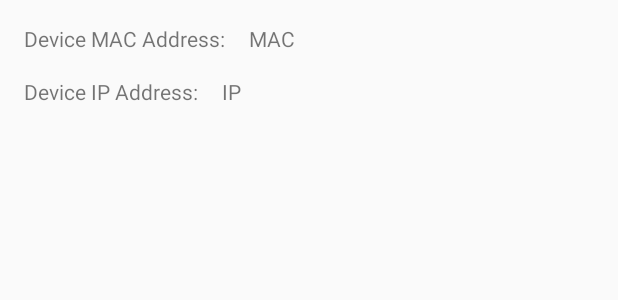
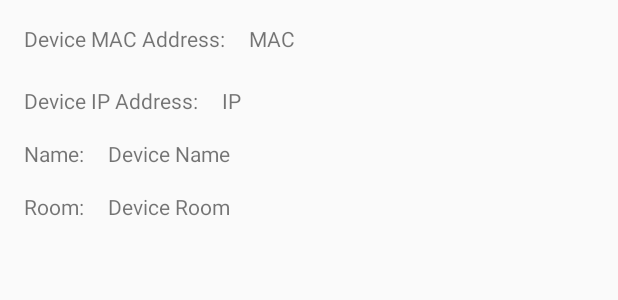
Before and after one commit to decentralised-home-automation-protocol/DHAP-Android, an Android app: the layout discovered_device_view.xml on its own in the app's theme, with its tools: preview values and no code run, on a phone screen of 412 x 824 dp. Shown: the top 300 px of the screen. Run offline under Robolectric (Android 15) with nearby library versions, the phone set to English and light mode, and no system bars; network calls fail.

```diff
--- a/app/src/main/java/me/aidengaripoli/dhapexample/DiscoveredDeviceAdapter.java
+++ b/app/src/main/java/me/aidengaripoli/dhapexample/DiscoveredDeviceAdapter.java
@@ -62,17 +62,23 @@ public class DiscoveredDeviceAdapter extends
 
         private TextView MACAddress;
         private TextView ipAddress;
+        private TextView name;
+        private TextView room;
 
         public DiscoveredDeviceViewHolder(@NonNull View itemView) {
             super(itemView);
 
             MACAddress = itemView.findViewById(R.id.text_view_device_mac);
             ipAddress = itemView.findViewById(R.id.text_view_device_ip);
+            name = itemView.findViewById(R.id.text_view_device_name);
+            room = itemView.findViewById(R.id.text_view_device_room);
         }
 
         public void bind(Device device) {
             MACAddress.setText(device.getMacAddress());
             ipAddress.setText(device.getIpAddress().toString());
+            name.setText(device.getName());
+            room.setText(device.getRoom());
         }
     }
 
--- a/app/src/main/res/layout/discovered_device_view.xml
+++ b/app/src/main/res/layout/discovered_device_view.xml
@@ -1,6 +1,5 @@
 <?xml version="1.0" encoding="utf-8"?>
-<androidx.constraintlayout.widget.ConstraintLayout
-    xmlns:android="http://schemas.android.com/apk/res/android"
+<androidx.constraintlayout.widget.ConstraintLayout xmlns:android="http://schemas.android.com/apk/res/android"
     xmlns:app="http://schemas.android.com/apk/res-auto"
     android:layout_width="match_parent"
     android:layout_height="wrap_content">
@@ -25,7 +24,8 @@
         android:text="@string/discovered_device_ip"
         app:layout_constraintBottom_toBottomOf="parent"
         app:layout_constraintStart_toStartOf="parent"
-        app:layout_constraintTop_toBottomOf="@+id/textView11" />
+        app:layout_constraintTop_toBottomOf="@+id/textView11"
+        app:layout_constraintVertical_bias="0.095" />
 
     <TextView
         android:id="@+id/text_view_device_mac"
@@ -45,4 +45,45 @@
         app:layout_constraintBaseline_toBaselineOf="@+id/textView12"
         app:layout_constraintStart_toEndOf="@+id/textView12" />
 
+    <TextView
+        android:id="@+id/textView2"
+        android:layout_width="wrap_content"
+        android:layout_height="wrap_content"
+        android:layout_marginStart="16dp"
+        android:layout_marginTop="16dp"
+        android:text="@string/name"
+        app:layout_constraintStart_toStartOf="parent"
+        app:layout_constraintTop_toBottomOf="@+id/textView12" />
+
+    <TextView
+        android:id="@+id/textView3"
+        android:layout_width="wrap_content"
+        android:layout_height="wrap_content"
+        android:layout_marginStart="16dp"
+        android:layout_marginTop="16dp"
+        android:layout_marginBottom="16dp"
+        android:text="@string/room"
+        app:layout_constraintStart_toStartOf="parent"
+        app:layout_constraintTop_toBottomOf="@+id/textView2" />
+
+    <TextView
+        android:id="@+id/text_view_device_name"
+        android:layout_width="wrap_content"
+        android:layout_height="wrap_content"
+        android:layout_marginStart="16dp"
+        android:layout_marginTop="16dp"
+        android:text="Device Name"
+        app:layout_constraintStart_toEndOf="@+id/textView2"
+        app:layout_constraintTop_toBottomOf="@+id/text_view_device_ip" />
+
+    <TextView
+        android:id="@+id/text_view_device_room"
+        android:layout_width="wrap_content"
+        android:layout_height="wrap_content"
+        android:layout_marginStart="16dp"
+        android:layout_marginTop="16dp"
+        android:text="Device Room"
+        app:layout_constraintStart_toEndOf="@+id/textView3"
+        app:layout_constraintTop_toBottomOf="@+id/text_view_device_name" />
+
 </androidx.constraintlayout.widget.ConstraintLayout>
--- a/app/src/main/res/values/strings.xml
+++ b/app/src/main/res/values/strings.xml
@@ -5,4 +5,6 @@
     <string name="discovered_device_ip">Device IP Address:</string>
     <string name="discovering_devices">Discovering devices…</string>
     <string name="no_devices_found">No Devices Found</string>
+    <string name="name">Name:</string>
+    <string name="room">Room:</string>
 </resources>
--- a/dhap/src/main/java/me/aidengaripoli/dhap/UdpPacketSender.java
+++ b/dhap/src/main/java/me/aidengaripoli/dhap/UdpPacketSender.java
@@ -123,8 +123,4 @@ public class UdpPacketSender {
             }
         }).start();
     }
-
-    private void accessListenersList(int action) {
-
-    }
 }
```
Also changed, not shown: dhap/src/main/java/me/aidengaripoli/dhap/Device.java (+22 -0 lines), dhap/src/main/java/me/aidengaripoli/dhap/discovery/Discovery.java (+32 -0 lines), dhap/src/main/java/me/aidengaripoli/dhap/display/DeviceDescription.java (+0 -7 lines).
